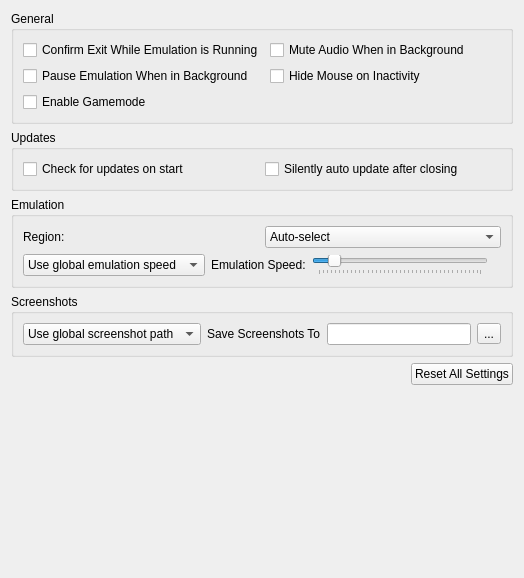
yeager/Borked3DS, file src/citra_qt/configuration/configure_general.ui: the form before one commit.
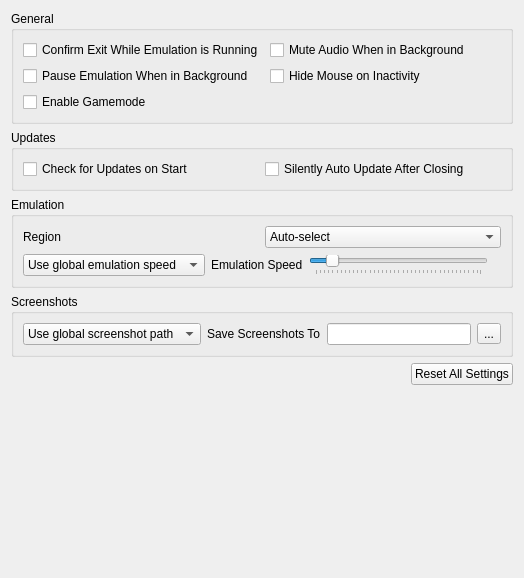
The form after the commit.

Patch:
```diff
--- a/src/citra_qt/configuration/configure_general.ui
+++ b/src/citra_qt/configuration/configure_general.ui
@@ -69,14 +69,14 @@
         <item row="1" column="0">
          <widget class="QCheckBox" name="toggle_update_check">
           <property name="text">
-           <string>Check for updates on start</string>
+           <string>Check for Updates on Start</string>
           </property>
          </widget>
         </item>
         <item row="1" column="1">
          <widget class="QCheckBox" name="toggle_auto_update">
           <property name="text">
-           <string>Silently auto update after closing</string>
+           <string>Silently Auto Update After Closing</string>
           </property>
          </widget>
         </item>
@@ -107,7 +107,7 @@
            <item>
             <widget class="QLabel" name="region_label">
              <property name="text">
-              <string>Region:</string>
+              <string>Region</string>
              </property>
             </widget>
            </item>
@@ -190,7 +190,7 @@
            <item>
             <widget class="QLabel" name="label_emulation_speed">
              <property name="text">
-              <string>Emulation Speed:</string>
+              <string>Emulation Speed</string>
              </property>
             </widget>
            </item>
```
